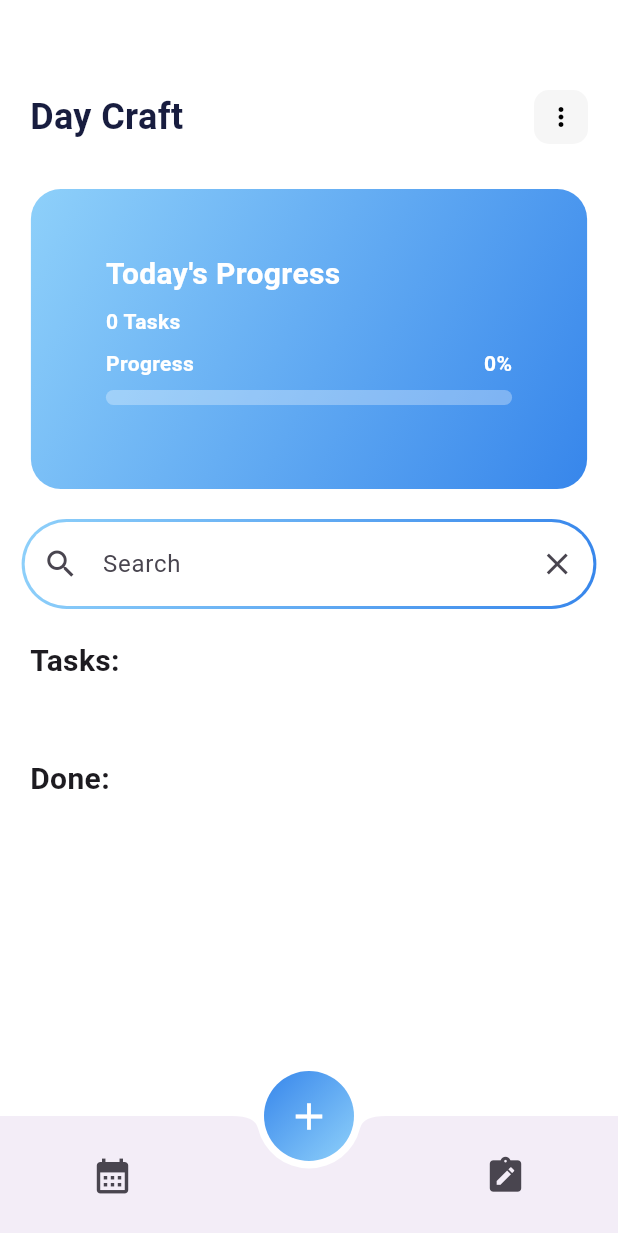
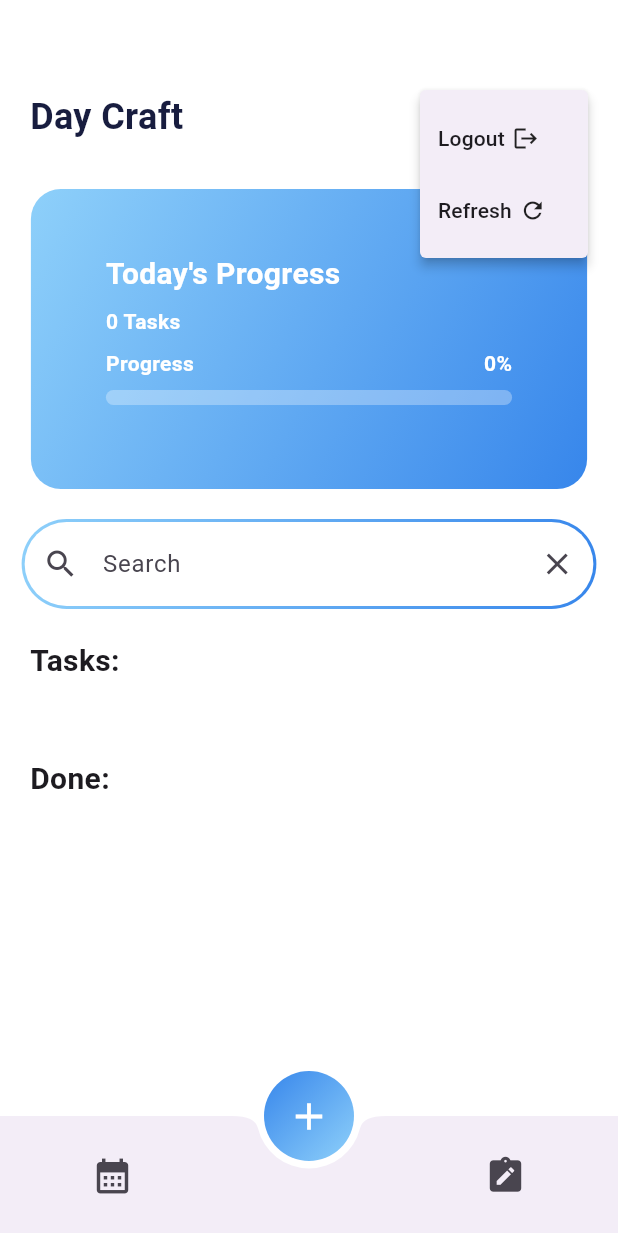
Before and after one commit to zzeyadnader/to_do_list, a Flutter app: the Homepage screen opened directly, after a tap on the "more vert" icon, on a phone screen of 412 x 824 dp. Shown: the top 1233 px of the screen. Run offline on Flutter 3.47's test engine with Material 3 defaults, Android fonts, the phone set to English and light mode, and no system bars; our stand-ins replace dio, hive, hive_flutter; accounts and stored records are empty.

Commit message:
Add popupmenubuttom and remove all local database except token saver

```diff
--- a/lib/View/AddTaks.dart
+++ b/lib/View/AddTaks.dart
@@ -28,7 +28,7 @@ class _AddTaskState extends State<AddTask> {
     final DateTime? picked = await showDatePicker(
       context: context,
       initialDate: initialDate,
-      firstDate: DateTime(2000),
+      firstDate: DateTime.now(),
       lastDate: DateTime(2100),
     );
 
@@ -118,7 +118,7 @@ class _AddTaskState extends State<AddTask> {
                     Customtext("Priority"),
                     Row(
                       mainAxisAlignment: MainAxisAlignment.spaceBetween,
-                      children: ['High', 'Medium', 'Low'].map((value) {
+                      children: ['high', 'medium', 'low'].map((value) {
                         return Container(
                           margin: EdgeInsets.only(right: 10), // spacing between buttons
                           padding: EdgeInsets.symmetric(horizontal: 12, vertical: 6),
--- a/lib/View/HomePage.dart
+++ b/lib/View/HomePage.dart
@@ -43,7 +43,7 @@ class _HomepageState extends State<Homepage> {
             helpText: "Watch The Days",
             context: context,
             initialDate: DateTime.now(),
-            firstDate: DateTime(2000),
+            firstDate: DateTime.now(),
             lastDate: DateTime(2100),
           );
 
@@ -140,7 +140,7 @@ class _HomepageState extends State<Homepage> {
               ),
               const SizedBox(height: 20),
               taskProvider.isLoading
-                  ? const SizedBox.shrink()
+                  ? const Center(child: CircularProgressIndicator(color: Color(0xff8ED0FA)))
                   : Column(
                 children: taskProvider.doneTasks
                     .map((task) => CustomTask(task: task))
--- a/lib/View/UpdateTask.dart
+++ b/lib/View/UpdateTask.dart
@@ -29,7 +29,7 @@ class _UpdateTaskState extends State<Updatetask> {
     final DateTime? picked = await showDatePicker(
       context: context,
       initialDate: initialDate,
-      firstDate: DateTime(2000),
+      firstDate: DateTime.now(),
       lastDate: DateTime(2100),
     );
 
--- a/lib/ViewModels/TaskProvider.dart
+++ b/lib/ViewModels/TaskProvider.dart
@@ -6,7 +6,6 @@ import 'package:to_do_list/ViewModels/authProvider.dart';
 class TaskProvider with ChangeNotifier {
   final ApiService _apiService = ApiService();
   List<Task> _tasks = [];
-
   List<Task> get tasks => _tasks;
 
   String _searchQuery = '';
--- a/lib/Widgets/CustomAppbar.dart
+++ b/lib/Widgets/CustomAppbar.dart
@@ -1,5 +1,8 @@
 import 'package:flutter/material.dart';
-
+import 'package:provider/provider.dart';
+import 'package:to_do_list/View/LoginPage.dart';
+import '../ViewModels/TaskProvider.dart';
+import '../ViewModels/authProvider.dart';
 import 'CustomIconbutton.dart';
 
 class Customappbar extends StatelessWidget {
@@ -14,7 +17,22 @@ class Customappbar extends StatelessWidget {
         mainAxisAlignment: MainAxisAlignment.spaceBetween,
         children: [
           Text(title, style: TextStyle(fontSize: 24, fontWeight: FontWeight.bold, color: Color(0xff181D3F))),
-          CustomIconButton(icon: Icons.more_vert, onPressed: () {}),
+          PopupMenuButton(onSelected: (value) async {
+            if(value=="logout"){
+              Navigator.pushReplacement(context, MaterialPageRoute(builder: (context) => Loginpage(),));
+            }else if (value == "refresh") {
+              final token = Provider.of<AuthProvider>(context, listen: false).token;
+              if (token != null) {
+                await Provider.of<TaskProvider>(context, listen: false).fetchTodos(token);
+              }
+            }
+          },
+            itemBuilder: (context) => [
+            PopupMenuItem(child: Row(children: [Text("Logout") , SizedBox(width: 5),Icon(Icons.logout , size: 18,)],) ,value: "logout"),
+              PopupMenuItem(child: Row(children: [Text("Refresh") , SizedBox(width: 5),Icon(Icons.refresh , size: 18,)],) ,value: "refresh"),
+          ],
+            child: CustomIconButton(icon: Icons.more_vert),
+          ),
         ],
       ),
     );
```
